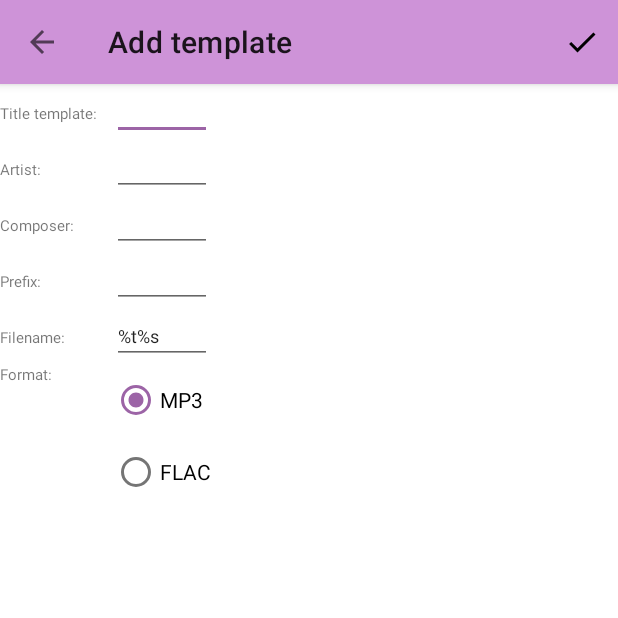
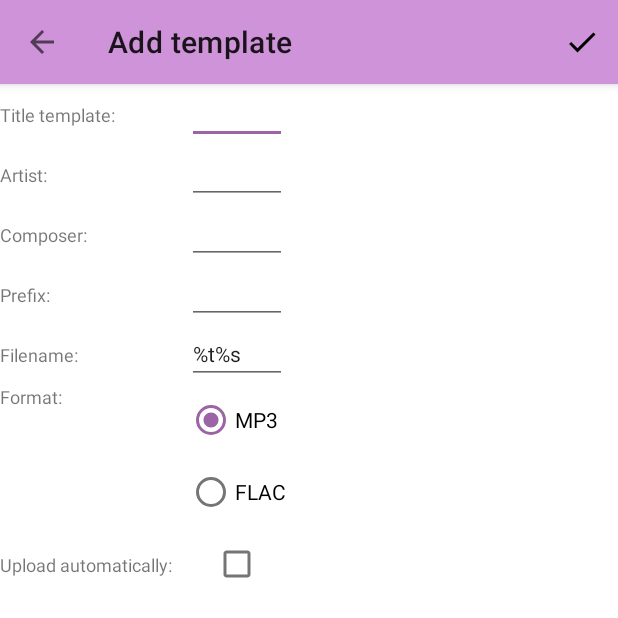
Before and after one commit to rootmos/audio-journal, an Android app: the ListTemplatesActivity screen opened directly, with no data from a screen before it, after a tap on "Add template", on a phone screen of 412 x 824 dp, the top half of it. Run offline under Robolectric (Android 15) with nearby library versions, the phone set to English and light mode, and no system bars; libraries missing offline, so code that uses them is left out: org.jaudiotagger.audio, org.jaudiotagger.tag.

Commit message:
Add an auto upload flag to the metadata templates

```diff
--- a/android/app/build.gradle
+++ b/android/app/build.gradle
@@ -27,6 +27,10 @@ android {
             proguardFiles getDefaultProguardFile('proguard-android.txt'), 'proguard-rules.pro'
             signingConfig signingConfigs.release
         }
+
+        debug {
+            signingConfig signingConfigs.release
+        }
     }
 
     lintOptions {
--- a/android/app/src/main/AndroidManifest.xml
+++ b/android/app/src/main/AndroidManifest.xml
@@ -25,7 +25,8 @@
         <activity
             android:name=".ListTemplatesActivity"
             android:label="@string/manage_templates"
-            android:parentActivityName=".MainActivity" />
+            android:parentActivityName=".MainActivity"
+            android:exported="true" />
         <activity
             android:name=".EditTemplateActivity"
             android:label="@string/edit_template"
--- a/android/app/src/main/java/ListTemplatesActivity.java
+++ b/android/app/src/main/java/ListTemplatesActivity.java
@@ -93,6 +93,7 @@ public class ListTemplatesActivity extends AppCompatActivity {
             binding.composerValue.setText(t.getComposer());
             binding.prefixValue.setText(t.getPrefix().toString());
             binding.formatValue.setText(t.getFormat().toString());
+            binding.autoUploadValue.setChecked(t.getAutoUpload());
         }
 
         public View getView(ViewGroup vg) {
--- a/android/app/src/main/java/MetadataTemplate.java
+++ b/android/app/src/main/java/MetadataTemplate.java
@@ -35,27 +35,34 @@ class MetadataTemplate implements Parcelable {
     private String filename = null;
     private String suffix = null;
     private Format format = null;
+    private boolean autoUpload = false;
 
     public MetadataTemplate(
             UUID id,
-            String title, String artist, String composer, Format format) {
+            String title, String artist, String composer,
+            Format format,
+            boolean autoUpload,
+            String prefix,
+            String filename) {
         this.id = id;
+
         this.title = title;
         this.artist = artist;
         this.composer = composer;
-
+        this.autoUpload = autoUpload;
+        this.filename = filename;
         this.format = format;
+        this.prefix = prefix;
         this.suffix = selectSuffix(this.format);
     }
 
     public static MetadataTemplate freshEmpty() {
-        MetadataTemplate t = new MetadataTemplate(
+        return new MetadataTemplate(
                 UUID.randomUUID(),
                 "", "", "",
-                Format.MP3);
-        t.setPrefix("");
-        t.setFilename("%t%s");
-        return t;
+                Format.MP3,
+                false,
+                "", "%t%s");
     }
 
     private String selectSuffix(Format format) {
@@ -80,9 +87,7 @@ class MetadataTemplate implements Parcelable {
     public String getPrefix() { return prefix; }
     public Format getFormat() { return format; }
     public String getFilename() { return filename; }
-
-    public void setPrefix(String prefix) { this.prefix = prefix; }
-    public void setFilename(String filename) { this.filename = filename; }
+    public boolean getAutoUpload() { return autoUpload; }
 
     @Override
     public int describeContents () { return 0; }
@@ -94,6 +99,7 @@ class MetadataTemplate implements Parcelable {
         out.writeString(artist);
         out.writeString(composer);
         out.writeTypedObject(format, flags);
+        out.writeInt(autoUpload ? 1 : 0);
         out.writeString(prefix);
         out.writeString(filename);
     }
@@ -101,16 +107,15 @@ class MetadataTemplate implements Parcelable {
     public static final Parcelable.Creator<MetadataTemplate> CREATOR =
         new Parcelable.Creator<MetadataTemplate>() {
             public MetadataTemplate createFromParcel(Parcel in) {
-                MetadataTemplate mt = new MetadataTemplate(
+                return new MetadataTemplate(
                         UUID.fromString(in.readString()),
                         in.readString(),
                         in.readString(),
                         in.readString(),
-                        in.readTypedObject(Format.CREATOR));
-                String prefix = in.readString();
-                if(prefix != null) mt.setPrefix(prefix);
-                mt.setFilename(in.readString());
-                return mt;
+                        in.readTypedObject(Format.CREATOR),
+                        in.readInt() > 0 ? true : false,
+                        in.readString(),
+                        in.readString());
             }
 
             public MetadataTemplate[] newArray(int size) {
@@ -209,6 +214,7 @@ class MetadataTemplate implements Parcelable {
             j.put("prefix", prefix);
             j.put("filename", filename);
             j.put("format", format.toString());
+            j.put("auto_upload", autoUpload);
         } catch(JSONException e) {
             throw new RuntimeException("unable to populate JSON object", e);
         }
@@ -225,20 +231,18 @@ class MetadataTemplate implements Parcelable {
             throw new RuntimeException("expected JSON object not present", e);
         }
 
-        MetadataTemplate t = null;
         try {
-            t = new MetadataTemplate(
+            return new MetadataTemplate(
                     UUID.fromString(j.getString("id")),
                     j.getString("title"),
                     j.getString("artist"),
                     j.getString("composer"),
-                    Format.fromString(j.getString("format")));
-            t.setPrefix(j.getString("prefix"));
-            t.setFilename(j.getString("filename"));
+                    Format.fromString(j.getString("format")),
+                    j.has("auto_upload") ? j.getBoolean("auto_upload") : false,
+                    j.getString("prefix"),
+                    j.getString("filename"));
         } catch(JSONException e) {
             throw new RuntimeException("illstructured JSON content", e);
         }
-
-        return t;
     }
 }
--- a/android/app/src/main/res/layout/template_item_edit.xml
+++ b/android/app/src/main/res/layout/template_item_edit.xml
@@ -125,5 +125,20 @@
                     android:text="@string/flac" />
             </RadioGroup>
         </TableRow>
+
+	    <TableRow
+	    	android:layout_width="match_parent"
+	    	android:layout_height="match_parent">
+
+	    	<TextView
+	    		style="@style/metadata_label"
+	    		android:layout_width="wrap_content"
+	    		android:layout_height="wrap_content"
+	    		android:text="@string/auto_upload_label" />
+
+	    	<CheckBox
+	    		android:id="@+id/auto_upload_value"
+	    		style="@style/metadata_content" />
+	    </TableRow>
     </TableLayout>
 </LinearLayout>
--- a/android/app/src/main/res/values/strings.xml
+++ b/android/app/src/main/res/values/strings.xml
@@ -18,6 +18,7 @@
     <string name="prefix_label">Prefix:</string>
     <string name="format_label">Format:</string>
     <string name="filename_label">Filename:</string>
+    <string name="auto_upload_label">Upload automatically:</string>
     <string name="delete_template">Delete template</string>
     <string name="edit_template">Edit template</string>
     <string name="add_template">Add template</string>
--- a/android/app/src/main/res/values/styles.xml
+++ b/android/app/src/main/res/values/styles.xml
@@ -21,10 +21,10 @@
 
 	<style name="metadata_label">
 		<item name="android:paddingRight">10dp</item>
-		<item name="android:textSize">10sp</item>
+		<item name="android:textSize">12sp</item>
 	</style>
 
 	<style name="metadata_content">
-		<item name="android:textSize">12sp</item>
+		<item name="android:textSize">14sp</item>
 	</style>
 </resources>
```
Also changed, not shown: android/app/src/main/java/EditTemplateActivity.java (+5 -3 lines), android/app/src/main/res/layout/template_item.xml (+17 -1 lines).
